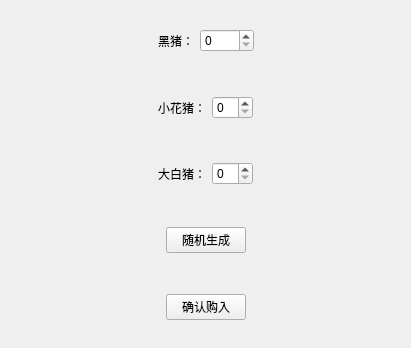
Qt form Qt-PigGame/addpigwidget.ui (WangQianao/Pig-Simulation) before a commit.
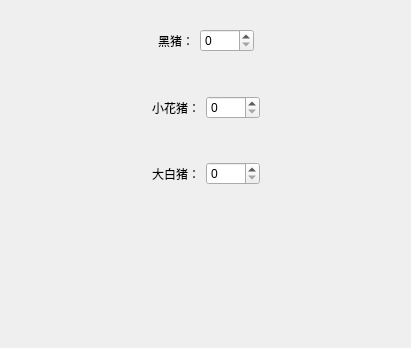
The same form after that commit.

What changed in the file:
```diff
--- a/Qt-PigGame/addpigwidget.ui
+++ b/Qt-PigGame/addpigwidget.ui
@@ -84,7 +84,11 @@
        </widget>
       </item>
       <item>
-       <widget class="QSpinBox" name="smallFlowerPigSpinBox"/>
+       <widget class="QSpinBox" name="smallFlowerPigSpinBox">
+        <property name="maximum">
+         <number>1000</number>
+        </property>
+       </widget>
       </item>
       <item>
        <spacer name="horizontalSpacer_4">
@@ -126,7 +130,11 @@
        </widget>
       </item>
       <item>
-       <widget class="QSpinBox" name="bigWhiteSpinBox"/>
+       <widget class="QSpinBox" name="bigWhiteSpinBox">
+        <property name="maximum">
+         <number>1000</number>
+        </property>
+       </widget>
       </item>
       <item>
        <spacer name="horizontalSpacer_6">
@@ -146,80 +154,12 @@
    </item>
    <item>
     <widget class="QWidget" name="widget_4" native="true">
-     <layout class="QHBoxLayout" name="horizontalLayout_4">
-      <item>
-       <spacer name="horizontalSpacer_7">
-        <property name="orientation">
-         <enum>Qt::Horizontal</enum>
-        </property>
-        <property name="sizeHint" stdset="0">
-         <size>
-          <width>40</width>
-          <height>20</height>
-         </size>
-        </property>
-       </spacer>
-      </item>
-      <item>
-       <widget class="QPushButton" name="randomPushButton">
-        <property name="text">
-         <string>随机生成</string>
-        </property>
-       </widget>
-      </item>
-      <item>
-       <spacer name="horizontalSpacer_8">
-        <property name="orientation">
-         <enum>Qt::Horizontal</enum>
-        </property>
-        <property name="sizeHint" stdset="0">
-         <size>
-          <width>40</width>
-          <height>20</height>
-         </size>
-        </property>
-       </spacer>
-      </item>
-     </layout>
+     <layout class="QHBoxLayout" name="horizontalLayout_4"/>
     </widget>
    </item>
    <item>
     <widget class="QWidget" name="widget_5" native="true">
-     <layout class="QHBoxLayout" name="horizontalLayout_5">
-      <item>
-       <spacer name="horizontalSpacer_9">
-        <property name="orientation">
-         <enum>Qt::Horizontal</enum>
-        </property>
-        <property name="sizeHint" stdset="0">
-         <size>
-          <width>40</width>
-          <height>20</height>
-         </size>
-        </property>
-       </spacer>
-      </item>
-      <item>
-       <widget class="QPushButton" name="BuypushButton">
-        <property name="text">
-         <string>确认购入</string>
-        </property>
-       </widget>
-      </item>
-      <item>
-       <spacer name="horizontalSpacer_10">
-        <property name="orientation">
-         <enum>Qt::Horizontal</enum>
-        </property>
-        <property name="sizeHint" stdset="0">
-         <size>
-          <width>40</width>
-          <height>20</height>
-         </size>
-        </property>
-       </spacer>
-      </item>
-     </layout>
+     <layout class="QHBoxLayout" name="horizontalLayout_5"/>
     </widget>
    </item>
   </layout>
```
